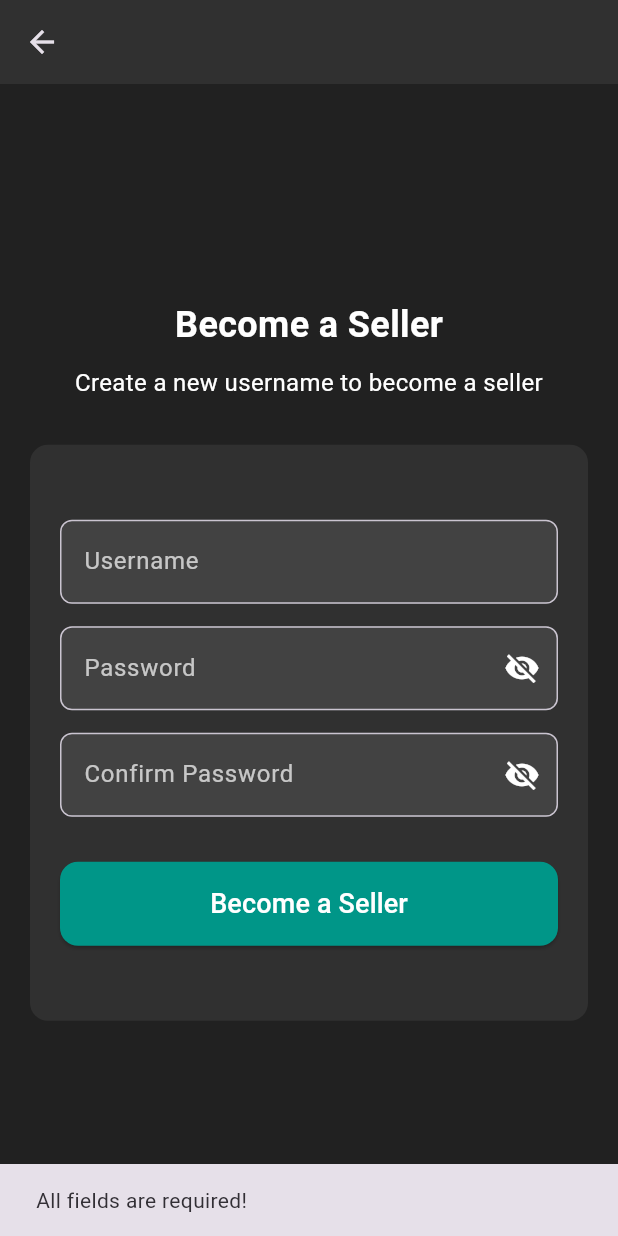
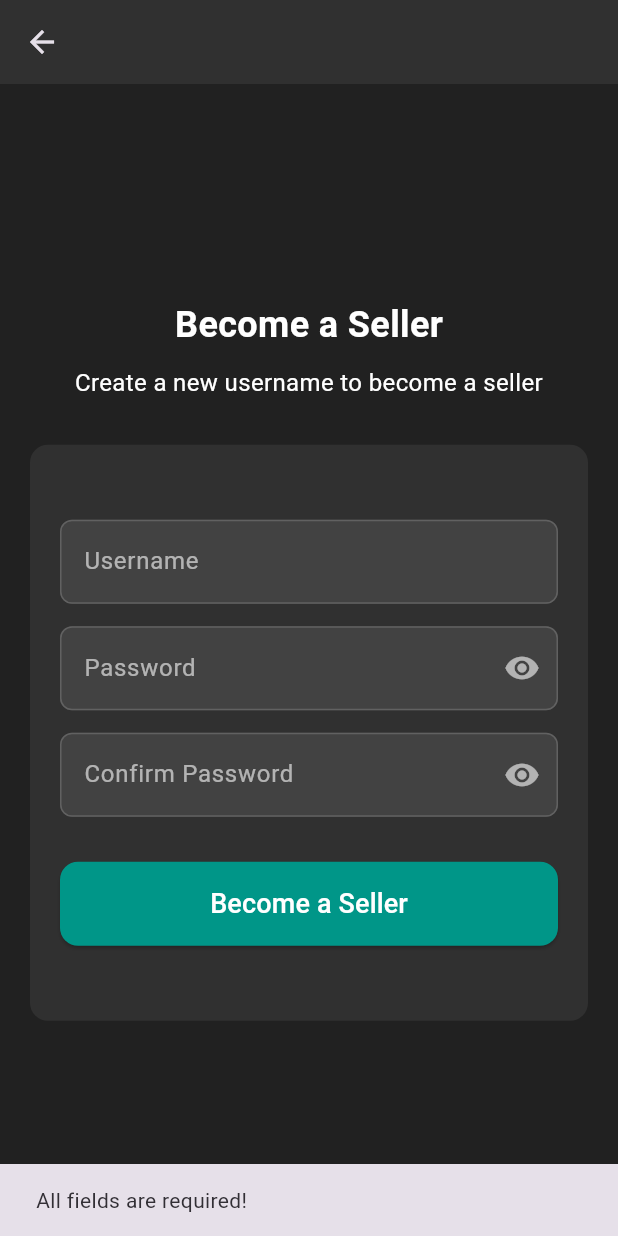
Before and after one commit to Joshuarupasinghe/bio_boost, a Flutter app: the BecomeSellerPage screen opened directly, after a tap on "Become a Seller", on a phone screen of 412 x 824 dp. Run offline on Flutter 3.47's test engine with Material 3 defaults, Android fonts, the phone set to English and light mode, and no system bars; our stand-ins replace cloud_firestore, firebase_auth, firebase_core, firebase_storage, fluttertoast, image_picker and 1 more; accounts and stored records are empty; network calls fail.

Commit message:
Sale Profile and become a seller

```diff
--- a/lib/screens/become_seller.dart
+++ b/lib/screens/become_seller.dart
@@ -1,6 +1,7 @@
 import 'package:flutter/material.dart';
 import 'package:firebase_auth/firebase_auth.dart';
 import 'package:cloud_firestore/cloud_firestore.dart';
+import '../services/seller_auth_service.dart';
 
 class BecomeSellerPage extends StatefulWidget {
   const BecomeSellerPage({super.key});
@@ -14,6 +15,8 @@ class _BecomeSellerPageState extends State<BecomeSellerPage> {
   final TextEditingController _passwordController = TextEditingController();
   final TextEditingController _confirmPasswordController =
       TextEditingController();
+
+  final SellerAuthService _authService = SellerAuthService();
 
   bool _isPasswordVisible = false;
   bool _isConfirmPasswordVisible = false;
@@ -37,7 +40,7 @@ class _BecomeSellerPageState extends State<BecomeSellerPage> {
               .get();
 
       if (sellerDoc.exists &&
-          sellerDoc.data()?['roles']?.contains('seller') == true) {
+          sellerDoc.data()?['role'] == 'seller') {
         setState(() {
           isAlreadySeller = true;
           authStatus = "✅ You are already a registered seller!";
@@ -68,39 +71,13 @@ class _BecomeSellerPageState extends State<BecomeSellerPage> {
     setState(() => isLoading = true);
 
     try {
-      // Check if the username already exists as a seller
-      var existingUser =
-          await FirebaseFirestore.instance
-              .collection('users')
-              .where('username', isEqualTo: username)
-              .where('roles', arrayContains: 'seller')
-              .get();
+      // Use the SellerAuthService to register the user
+      final result = await _authService.registerSeller(
+        username: username,
+        password: password,
+      );
 
-      if (existingUser.docs.isNotEmpty) {
-        setState(() {
-          authStatus = "❌ You are already registered as a seller!";
-          isAlreadySeller = true;
-        });
-        return;
-      }
-
-      // Register new seller in Firebase Authentication
-      UserCredential userCredential = await FirebaseAuth.instance
-          .createUserWithEmailAndPassword(
-            email: "$username@sellers.com", // Fake email for authentication
-            password: password,
-          );
-
-      User? user = userCredential.user;
-      if (user != null) {
-        // Store seller details in Firestore
-        await FirebaseFirestore.instance.collection('users').doc(user.uid).set({
-          'username': username,
-          'roles': ['seller'],
-          'email': user.email,
-          'createdAt': Timestamp.now(),
-        });
-
+      if (result['success']) {
         setState(() {
           authStatus = "✅ Registration successful! Redirecting to Home...";
         });
@@ -114,7 +91,16 @@ class _BecomeSellerPageState extends State<BecomeSellerPage> {
         await Future.delayed(const Duration(seconds: 2));
 
         // Navigate to homepage
+        if (!mounted) return;
         Navigator.pushReplacementNamed(context, '/home');
+      } else {
+        setState(() {
+          authStatus = "❌ Registration failed: ${result['error']}";
+        });
+
+        ScaffoldMessenger.of(context).showSnackBar(
+          SnackBar(content: Text('Error: ${result['error']}')),
+        );
       }
     } catch (e) {
       setState(() => authStatus = "❌ Registration failed: ${e.toString()}");
@@ -243,6 +229,31 @@ class _BecomeSellerPageState extends State<BecomeSellerPage> {
     );
   }
 
+  Widget _buildTextField(String label, TextEditingController controller) {
+    return TextField(
+      controller: controller,
+      style: const TextStyle(color: Colors.white),
+      decoration: InputDecoration(
+        labelText: label,
+        labelStyle: const TextStyle(color: Colors.white60),
+        border: OutlineInputBorder(
+          borderRadius: BorderRadius.circular(8),
+          borderSide: BorderSide(color: Colors.grey[700]!),
+        ),
+        enabledBorder: OutlineInputBorder(
+          borderRadius: BorderRadius.circular(8),
+          borderSide: BorderSide(color: Colors.grey[700]!),
+        ),
+        focusedBorder: OutlineInputBorder(
+          borderRadius: BorderRadius.circular(8),
+          borderSide: const BorderSide(color: Colors.teal),
+        ),
+        filled: true,
+        fillColor: Colors.grey[800],
+      ),
+    );
+  }
+
   Widget _buildPasswordField(
     String label,
     TextEditingController controller,
@@ -255,32 +266,29 @@ class _BecomeSellerPageState extends State<BecomeSellerPage> {
       style: const TextStyle(color: Colors.white),
       decoration: InputDecoration(
         labelText: label,
-        labelStyle: const TextStyle(color: Colors.white70),
+        labelStyle: const TextStyle(color: Colors.white60),
+        border: OutlineInputBorder(
+          borderRadius: BorderRadius.circular(8),
+          borderSide: BorderSide(color: Colors.grey[700]!),
+        ),
+        enabledBorder: OutlineInputBorder(
+          borderRadius: BorderRadius.circular(8),
+          borderSide: BorderSide(color: Colors.grey[700]!),
+        ),
+        focusedBorder: OutlineInputBorder(
+          borderRadius: BorderRadius.circular(8),
+          borderSide: const BorderSide(color: Colors.teal),
+        ),
         filled: true,
         fillColor: Colors.grey[800],
-        border: OutlineInputBorder(borderRadius: BorderRadius.circular(8)),
         suffixIcon: IconButton(
           icon: Icon(
-            isPasswordVisible ? Icons.visibility : Icons.visibility_off,
-            color: Colors.white,
+            isPasswordVisible ? Icons.visibility_off : Icons.visibility,
+            color: Colors.white60,
           ),
           onPressed: () => onVisibilityChanged(!isPasswordVisible),
         ),
       ),
     );
   }
-
-  Widget _buildTextField(String label, TextEditingController controller) {
-    return TextField(
-      controller: controller,
-      style: const TextStyle(color: Colors.white),
-      decoration: InputDecoration(
-        labelText: label,
-        labelStyle: const TextStyle(color: Colors.white70),
-        filled: true,
-        fillColor: Colors.grey[800],
-        border: OutlineInputBorder(borderRadius: BorderRadius.circular(8)),
-      ),
-    );
-  }
 }
```
Also changed, not shown: lib/screens/MyProfileEdit.dart (+214 -166 lines), lib/screens/seller_profile.dart (+79 -23 lines), lib/services/seller_auth_service.dart (+99 -2 lines), lib/services/seller_profile_service.dart (+11 -6 lines).
